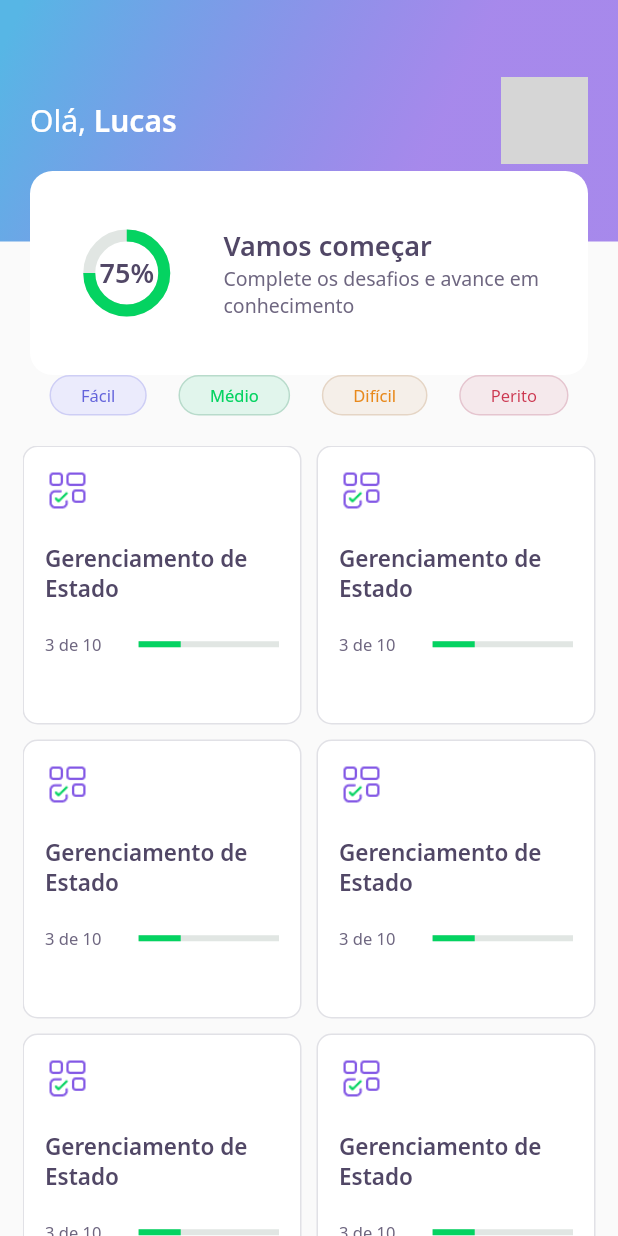
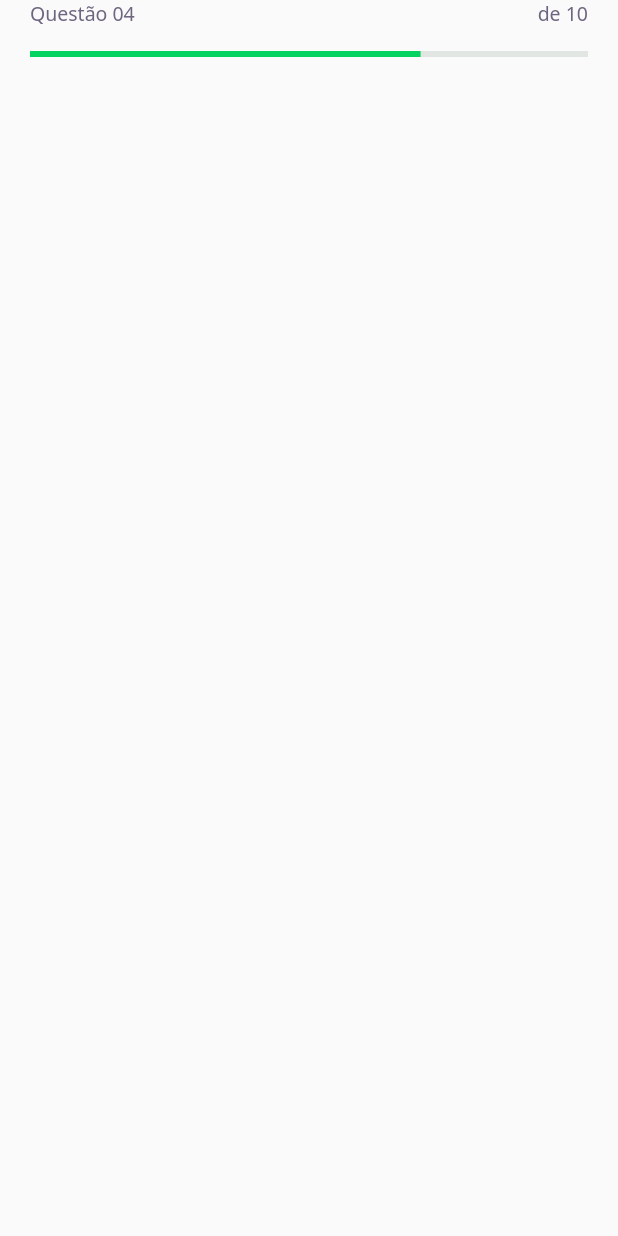
Before and after one commit to santoslucas11/nlw5_flutter, a Flutter app: the screen it shows after launch, on a phone screen of 412 x 824 dp. Run offline on Flutter 3.47's test engine with Material 2 defaults, Android fonts, the phone set to English and light mode, and no system bars; our stand-ins replace google_fonts; grey boxes are pictures that could not be loaded.

Commit message:
Challenge Page
Iniciando estrutura da challenge page e barra de progresso do desafio.

```diff
--- /dev/null
+++ b/lib/challenge/challenge_page.dart
@@ -0,0 +1,24 @@
+import 'package:dev_quiz/challenge/widgets/question_indicator/question_indicator.dart';
+import 'package:flutter/material.dart';
+
+class ChallengePage extends StatefulWidget {
+  ChallengePage({Key? key}) : super(key: key);
+
+  @override
+  _ChallengePageState createState() => _ChallengePageState();
+}
+
+class _ChallengePageState extends State<ChallengePage> {
+  @override
+  Widget build(BuildContext context) {
+    return Scaffold(
+      appBar: PreferredSize(
+        preferredSize: Size.fromHeight(60),
+        child: SafeArea(
+          top: true,
+          child: QuestionIndicatorWidget(),
+        ),
+      ),
+    );
+  }
+}
--- /dev/null
+++ b/lib/challenge/widgets/question_indicator/question_indicator.dart
@@ -0,0 +1,37 @@
+import 'package:dev_quiz/core/app_text_styles.dart';
+import 'package:dev_quiz/shared/widgets/progress_indicator/progress_indicator.dart';
+import 'package:flutter/material.dart';
+
+class QuestionIndicatorWidget extends StatelessWidget {
+  QuestionIndicatorWidget({Key? key}) : super(key: key);
+
+  @override
+  Widget build(BuildContext context) {
+    return Container(
+      child: Padding(
+        padding: const EdgeInsets.symmetric(horizontal: 20),
+        child: Column(
+          children: [
+            Row(
+              mainAxisAlignment: MainAxisAlignment.spaceBetween,
+              children: [
+                Text(
+                  "Questão 04",
+                  style: AppTextStyles.body,
+                ),
+                Text(
+                  "de 10",
+                  style: AppTextStyles.body,
+                ),
+              ],
+            ),
+            SizedBox(
+              height: 16,
+            ),
+            ProgressIndicatorWidget(value: 0.7),
+          ],
+        ),
+      ),
+    );
+  }
+}
--- a/lib/core/app_widget.dart
+++ b/lib/core/app_widget.dart
@@ -1,4 +1,5 @@
 // import 'package:DevQuiz/home/home_page.dart';
+import 'package:dev_quiz/challenge/challenge_page.dart';
 import 'package:dev_quiz/home/home_page.dart';
 import 'package:dev_quiz/splash/splash_page.dart';
 import 'package:flutter/material.dart';
@@ -9,7 +10,7 @@ class AppWidget extends StatelessWidget {
     return MaterialApp(
       debugShowCheckedModeBanner: false,
       title: "DevQuiz",
-      home: HomePage(),
+      home: ChallengePage(),
     );
   }
 }
--- a/lib/home/home_page.dart
+++ b/lib/home/home_page.dart
@@ -1,6 +1,6 @@
 import 'package:dev_quiz/home/widgets/app_bar/app_bar_widgets.dart';
 import 'package:dev_quiz/home/widgets/level_button/level_button_widget.dart';
-import 'package:dev_quiz/home/widgets/quiz_card/quiz_card_wodget.dart';
+import 'package:dev_quiz/home/widgets/quiz_card/quiz_card_widget.dart';
 import 'package:flutter/material.dart';
 
 class HomePage extends StatefulWidget {
--- a/lib/home/widgets/quiz_card/quiz_card_wodget.dart
+++ b/lib/home/widgets/quiz_card/quiz_card_widget.dart
@@ -1,6 +1,7 @@
 import 'package:dev_quiz/core/app_text_styles.dart';
 import 'package:dev_quiz/core/core.dart';
 import 'package:dev_quiz/core/app_colors.dart';
+import 'package:dev_quiz/shared/widgets/progress_indicator/progress_indicator.dart';
 import 'package:flutter/material.dart';
 
 class QuizCardWidget extends StatelessWidget {
@@ -42,11 +43,8 @@ class QuizCardWidget extends StatelessWidget {
             ),
             Expanded(
               flex: 3,
-              child: LinearProgressIndicator(
+              child: ProgressIndicatorWidget(
                 value: 0.3,
-                backgroundColor: AppColors.chartSecondary,
-                valueColor:
-                    AlwaysStoppedAnimation<Color>(AppColors.chartPrimary),
               ),
             )
           ])
--- /dev/null
+++ b/lib/shared/widgets/progress_indicator/progress_indicator.dart
@@ -0,0 +1,16 @@
+import 'package:dev_quiz/core/app_colors.dart';
+import 'package:flutter/material.dart';
+
+class ProgressIndicatorWidget extends StatelessWidget {
+  final double value;
+  ProgressIndicatorWidget({Key? key, required this.value}) : super(key: key);
+
+  @override
+  Widget build(BuildContext context) {
+    return LinearProgressIndicator(
+      value: value,
+      backgroundColor: AppColors.chartSecondary,
+      valueColor: AlwaysStoppedAnimation<Color>(AppColors.chartPrimary),
+    );
+  }
+}
```
